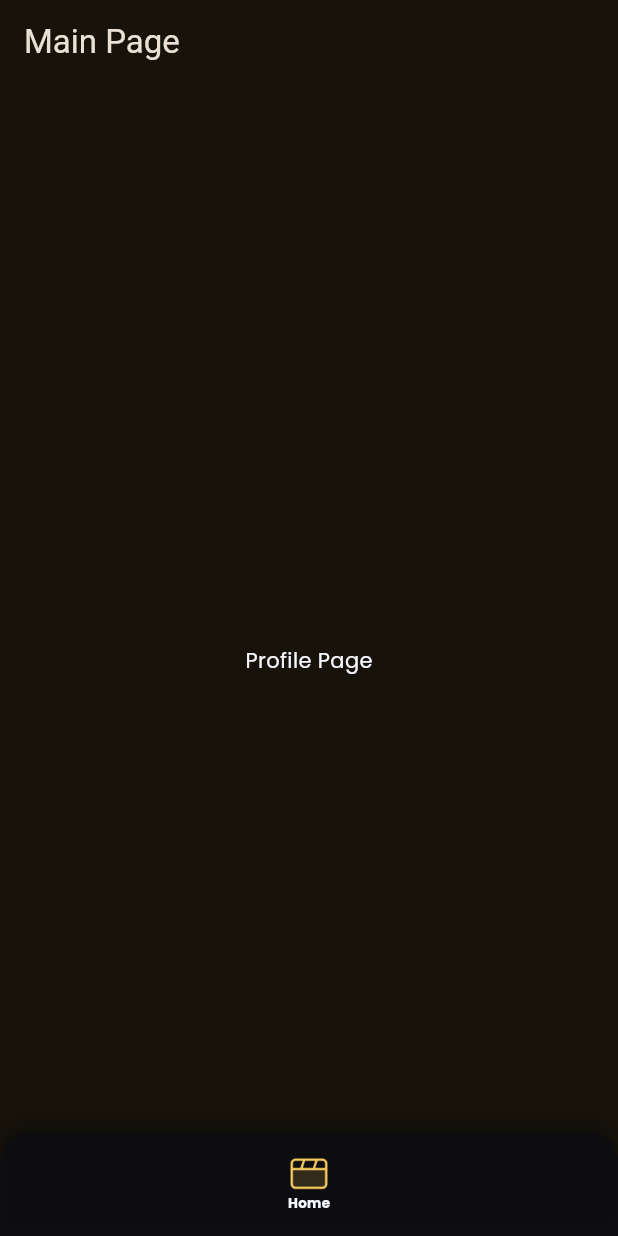
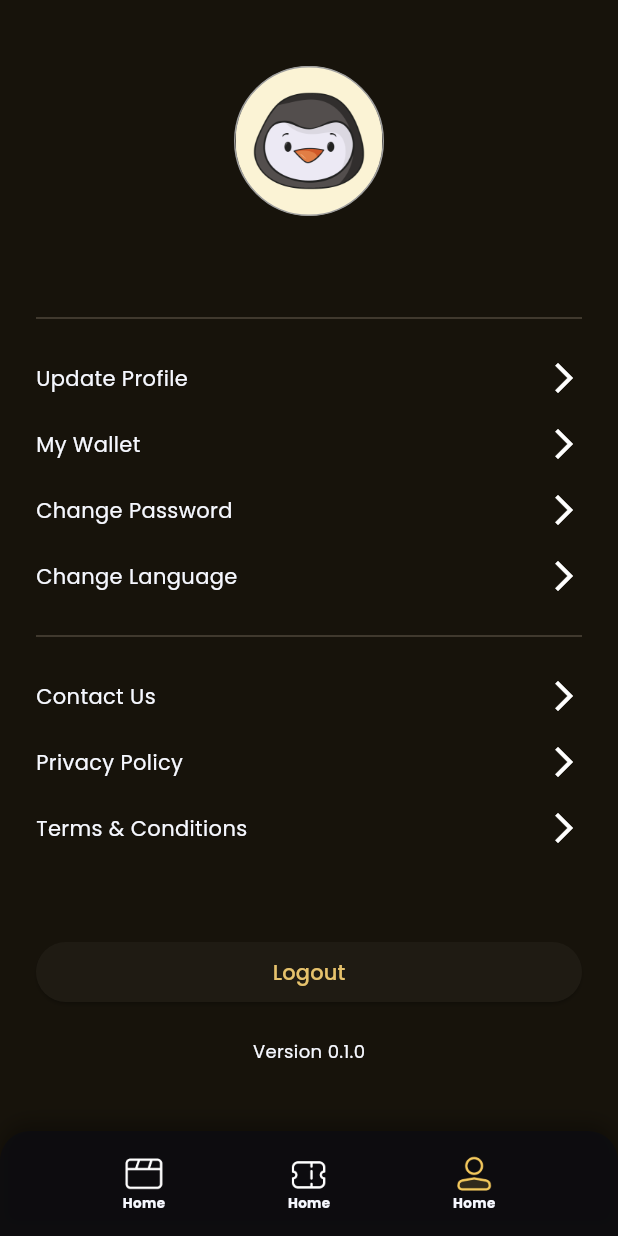
Before and after one commit to dhohirpradana/flix_id, a Flutter app: the MainPage screen opened by its route, swiped to page 3, on a phone screen of 412 x 824 dp. Run offline on Flutter 3.47's test engine with Material 3 defaults, Android fonts, the phone set to English and light mode, and no system bars; our stand-ins replace cloud_firestore, dio, firebase_auth, firebase_core, firebase_storage, flutter_riverpod and 4 more; accounts and stored records are empty; generated files the repository leaves out were written again.

Commit message:
create 5 files and update 1 file

```diff
--- a/lib/presentation/pages/main_page/main_page.dart
+++ b/lib/presentation/pages/main_page/main_page.dart
@@ -1,5 +1,5 @@
 import 'package:flix_id/presentation/extensions/build_context_extension.dart';
-import 'package:flix_id/presentation/misc/method.dart';
+import 'package:flix_id/presentation/pages/profile_page/profile_page.dart';
 import 'package:flix_id/presentation/providers/user_data/user_data_provider.dart';
 import 'package:flix_id/presentation/widgets/bottom_nav_bar.dart';
 import 'package:flix_id/presentation/widgets/bottom_nav_bar_item.dart';
@@ -29,9 +29,6 @@ class _MainPageState extends ConsumerState<MainPage> {
       }
     });
     return Scaffold(
-      appBar: AppBar(
-        title: const Text('Main Page'),
-      ),
       body: Stack(
         children: [
           PageView(
@@ -49,18 +46,40 @@ class _MainPageState extends ConsumerState<MainPage> {
                 child: Text('Ticket Page'),
               ),
               Center(
-                child: Text('Profile Page'),
+                child: ProfilePage(),
               ),
             ],
           ),
-          BottomNavBar(items: [
-            BottomNavBarItem(
-                index: 0,
-                isActive: true,
-                label: 'Home',
-                icon: 'assets/movie.png',
-                activeIcon: 'assets/movie-selected.png'),
-          ], onTap: (index) {}, currentIndex: 0)
+          BottomNavBar(
+              items: [
+                BottomNavBarItem(
+                    index: 0,
+                    isActive: currentIndex == 0,
+                    label: 'Home',
+                    icon: 'assets/movie.png',
+                    activeIcon: 'assets/movie-selected.png'),
+                BottomNavBarItem(
+                    index: 1,
+                    isActive: currentIndex == 1,
+                    label: 'Home',
+                    icon: 'assets/ticket.png',
+                    activeIcon: 'assets/ticket-selected.png'),
+                BottomNavBarItem(
+                    index: 2,
+                    isActive: currentIndex == 2,
+                    label: 'Home',
+                    icon: 'assets/profile.png',
+                    activeIcon: 'assets/profile-selected.png'),
+              ],
+              onTap: (index) {
+                setState(() {
+                  currentIndex = index;
+                  pageController.animateToPage(currentIndex,
+                      duration: const Duration(milliseconds: 200),
+                      curve: Curves.easeInOut);
+                });
+              },
+              currentIndex: currentIndex)
         ],
       ),
     );
--- /dev/null
+++ b/lib/presentation/pages/profile_page/methods/profile_item.dart
@@ -0,0 +1,12 @@
+import 'package:flutter/material.dart';
+
+Widget profileItem(String title, {VoidCallback? onTap}) => GestureDetector(
+      onTap: onTap,
+      child: Row(
+        mainAxisAlignment: MainAxisAlignment.spaceBetween,
+        children: [
+          Text(title),
+          const Icon(Icons.arrow_forward_ios),
+        ],
+      ),
+    );
--- /dev/null
+++ b/lib/presentation/pages/profile_page/methods/user_info.dart
@@ -0,0 +1,34 @@
+import 'package:flix_id/presentation/misc/method.dart';
+import 'package:flutter/material.dart';
+import 'package:flutter_riverpod/flutter_riverpod.dart';
+
+import '../../../providers/user_data/user_data_provider.dart';
+
+List<Widget> userInfo(WidgetRef ref) => [
+      Container(
+        width: 100,
+        height: 100,
+        decoration: BoxDecoration(
+          shape: BoxShape.circle,
+          border: Border.all(color: Colors.grey, width: 1),
+          image: DecorationImage(
+            image: ref.watch(userDataProvider).valueOrNull?.photoUrl != null &&
+                    ref.watch(userDataProvider).value!.photoUrl!.isNotEmpty
+                ? NetworkImage(ref.watch(userDataProvider).value!.photoUrl!)
+                    as ImageProvider
+                : const AssetImage('assets/pp-placeholder.png'),
+          ),
+        ),
+      ),
+      verticalSpace(20),
+      Text(
+        ref.watch(userDataProvider).valueOrNull?.name ?? '',
+        textAlign: TextAlign.center,
+        style: const TextStyle(fontSize: 16, fontWeight: FontWeight.bold),
+      ),
+      Text(
+        ref.watch(userDataProvider).valueOrNull?.email ?? '',
+        textAlign: TextAlign.center,
+        style: const TextStyle(fontSize: 12),
+      )
+    ];
--- /dev/null
+++ b/lib/presentation/pages/profile_page/profile_page.dart
@@ -0,0 +1,61 @@
+import 'package:flix_id/presentation/misc/method.dart';
+import 'package:flutter/material.dart';
+import 'package:flutter_riverpod/flutter_riverpod.dart';
+
+import '../../providers/user_data/user_data_provider.dart';
+import 'methods/profile_item.dart';
+import 'methods/user_info.dart';
+
+class ProfilePage extends ConsumerWidget {
+  const ProfilePage({super.key});
+
+  @override
+  Widget build(BuildContext context, WidgetRef ref) {
+    return ListView(
+      children: [
+        Padding(
+          padding: const EdgeInsets.all(24),
+          child: Column(
+            children: [
+              verticalSpace(20),
+              ...userInfo(ref),
+              const Divider(),
+              verticalSpace(20),
+              profileItem('Update Profile'),
+              verticalSpace(20),
+              profileItem('My Wallet'),
+              verticalSpace(20),
+              profileItem('Change Password'),
+              verticalSpace(20),
+              profileItem('Change Language'),
+              verticalSpace(20),
+              const Divider(),
+              verticalSpace(20),
+              profileItem('Contact Us'),
+              verticalSpace(20),
+              profileItem('Privacy Policy'),
+              verticalSpace(20),
+              profileItem('Terms & Conditions'),
+              verticalSpace(60),
+              SizedBox(
+                width: double.infinity,
+                child: ElevatedButton(
+                  onPressed: () {
+                    ref.read(userDataProvider.notifier).logout();
+                  },
+                  child: const Text('Logout'),
+                ),
+              ),
+              verticalSpace(20),
+              const Text(
+                'Version 0.1.0',
+                style: TextStyle(fontSize: 12),
+              ),
+              verticalSpace(100)
+            ],
+          ),
+        ),
+      ],
+    );
+  }
+}
```
Also changed, not shown: lib/presentation/widgets/network_image_card.dart (added, +47 -0 lines), assets/pp-placeholder.png (added).
